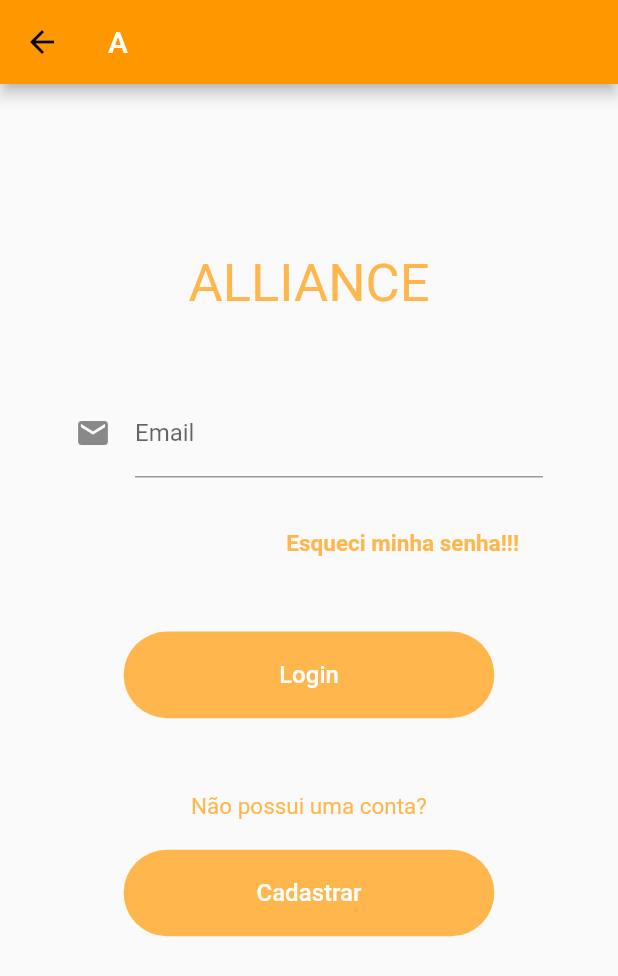
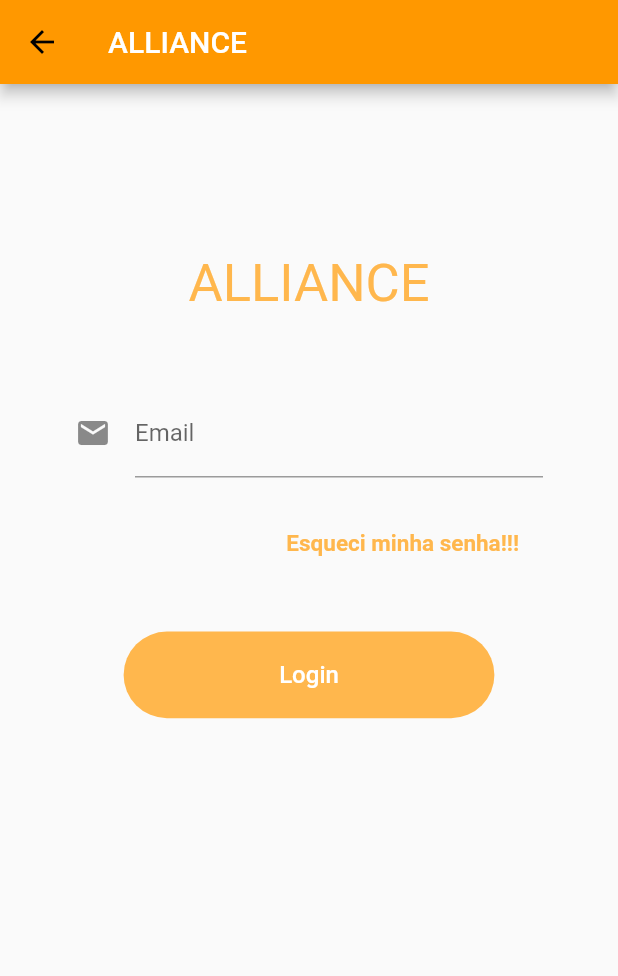
Before and after one commit to ThiagoBertoldi/alliance, a Flutter app: the EsqueciSenha_State screen opened directly, on a phone screen of 412 x 824 dp. Shown: the top 976 px of the screen. Run offline on Flutter 3.47's test engine with Material 2 defaults, Android fonts, the phone set to English and light mode, and no system bars; our stand-ins replace cloud_firestore, firebase_auth, firebase_core, flutter_staggered_animations; accounts and stored records are empty.

Commit message:
modificações esqueci a senha

```diff
--- a/lib/app/views/homePage_EsqueciSenha.dart
+++ b/lib/app/views/homePage_EsqueciSenha.dart
@@ -20,7 +20,7 @@ class HomePage_EsqueciSenha extends StatelessWidget {
       theme: ThemeData(
         primarySwatch: Colors.orange,
       ),
-      home: EsqueciSenha_State(title: "A"),
+      home: EsqueciSenha_State(title: "ALLIANCE"),
     );
   }
 }
@@ -71,7 +71,7 @@ class _MyHomePageState_EsqueciSenha extends State<EsqueciSenha_State> {
                 context,
                 MaterialPageRoute(
                     builder: (BuildContext context) => HomePage_Login(
-                          title: 'ALLIANCE',
+                          title: 'Redefinir Senha',
                         )));
           },
           tooltip: MaterialLocalizations.of(context).openAppDrawerTooltip,
@@ -144,36 +144,6 @@ class _MyHomePageState_EsqueciSenha extends State<EsqueciSenha_State> {
                     onPressed: () {},
                   ),
                 ),
-                Container(
-                  alignment: Alignment.center,
-                  margin: new EdgeInsets.only(top: 30),
-                  height: MediaQuery.of(context).size.height * 0.07,
-                  width: MediaQuery.of(context).size.width * 0.6,
-                  // ignore: deprecated_member_use
-
-                  child: Text(
-                    'Não possui uma conta?',
-                    style: TextStyle(
-                      fontSize: 15,
-                      color: Colors.orange[300],
-                    ),
-                  ),
-                ),
-                Container(
-                  // ignore: deprecated_member_use
-                  child: FlatButton(
-                    shape: RoundedRectangleBorder(
-                        borderRadius: BorderRadius.circular(50)),
-                    height: MediaQuery.of(context).size.height * 0.07,
-                    minWidth: MediaQuery.of(context).size.width * 0.6,
-                    child: Text(
-                      'Cadastrar',
-                      style: TextStyle(fontSize: 16, color: Colors.white),
-                    ),
-                    color: Colors.orange[300],
-                    onPressed: () {},
-                  ),
-                ),
               ],
             ),
           ),
```
